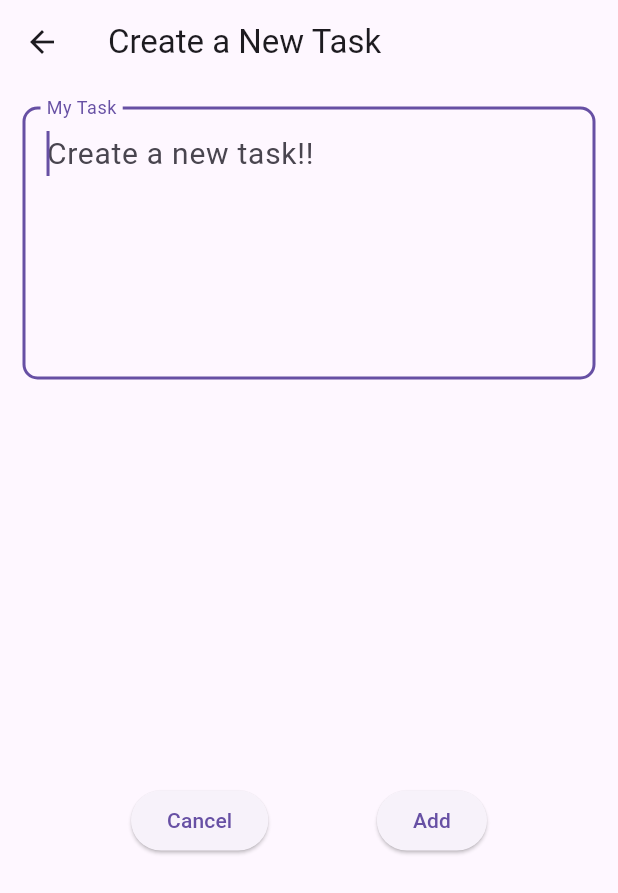
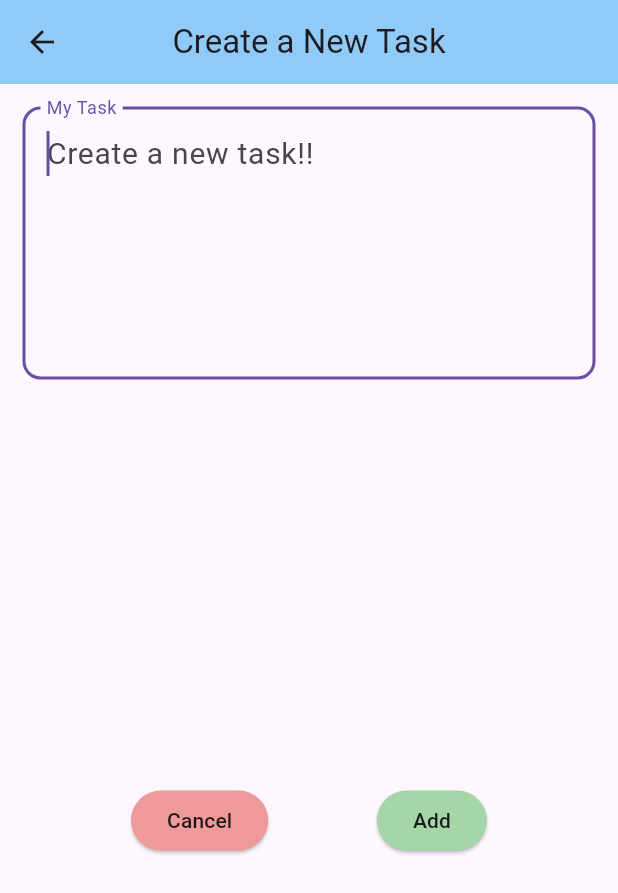
Before and after one commit to dev-aniketj/todo-flutter-app, a Flutter app: the screen it shows after launch, after a tap on the "add" icon, on a phone screen of 412 x 824 dp. Shown: the top 893 px of the screen. Run offline on Flutter 3.47's test engine with Material 3 defaults, Android fonts, the phone set to English and light mode, and no system bars; our stand-ins replace get, get_storage.

Commit message:
complete app

```diff
--- a/lib/screens/controller.dart
+++ b/lib/app/controller/task_controller.dart
@@ -1,20 +1,20 @@
 import 'package:get/get.dart';
 import 'package:get_storage/get_storage.dart';
-
-import '../model.dart';
+import 'package:todo/app/core/utils/keys.dart';
+import 'package:todo/app/models/task_model.dart';
 
 class TaskController extends GetxController {
   var tasks = <Task>[].obs;
 
   @override
   void onInit() {
-    List<dynamic>? storedNotes = GetStorage().read<List>('tasks');
+    List<dynamic>? storedNotes = GetStorage().read<List>(dbKey);
     if (storedNotes != null) {
       tasks.assignAll(storedNotes.map((e) => Task.fromJson(e)).toList());
     }
 
     ever(tasks, (_) {
-      GetStorage().write('tasks', tasks.toList());
+      GetStorage().write(dbKey, tasks.toList());
     });
 
     super.onInit();
@@ -31,7 +31,7 @@ class TaskController extends GetxController {
   }
 
   void updateTaskStatus(int index) {
-    tasks[index].status = true; // Mark the task as completed
-    update(); // Trigger a rebuild of the widget
+    tasks[index].status = true;
+    update();
   }
 }
--- /dev/null
+++ b/lib/app/core/utils/keys.dart
@@ -0,0 +1 @@
+const String dbKey = 'tasks';
--- /dev/null
+++ b/lib/app/core/values/colors.dart
@@ -0,0 +1,15 @@
+import 'package:flutter/material.dart';
+
+// task list colors
+final Color floatBGColor = Colors.blue.shade300;
+const Color floatIconColor = Colors.black87;
+final Color statusCompleteColor = Colors.green.shade300;
+final Color statusInCompleteColor = Colors.red.shade300;
+const Color delIconColor = Colors.black87;
+final Color dialogColor = Colors.lightBlue.shade50;
+final Color dialogBtnColor = Colors.blue.shade600;
+const Color textColor = Colors.black87;
+
+// new task colors
+final Color addBtnColor = Colors.red.shade200;
+final Color cancelBtnColor = Colors.green.shade200;
--- /dev/null
+++ b/lib/app/core/values/strings.dart
@@ -0,0 +1,16 @@
+// main
+const mainTitleStr = "Todo App";
+
+// task list strings
+const taskListTitleStr = "Todo App";
+const String noTaskStr = "No Task, Create a New Task";
+const String compStr = "Completed";
+const String notStr = "Not";
+const String delTaskStr = "Delete Task";
+
+// new task strings
+const String createNewTStr = "Create a New Task";
+const String hintTStr = "Create a new task!!";
+const String labelTStr = "My Task";
+const String cancelStr = "Cancel";
+const String addStr = "Add";
--- a/lib/screens/new_task.dart
+++ b/lib/app/ui/pages/new_task.dart
@@ -1,13 +1,15 @@
 import 'package:flutter/material.dart';
 import 'package:get/get.dart';
+import 'package:todo/app/core/values/colors.dart';
+import 'package:todo/app/core/values/strings.dart';
 
-import '../model.dart';
-import 'controller.dart';
+import '../../controller/task_controller.dart';
+import '../../models/task_model.dart';
 
 class NewTask extends StatelessWidget {
   final int? index;
 
-  NewTask({this.index});
+  const NewTask({super.key, this.index});
 
   @override
   Widget build(BuildContext context) {
@@ -18,10 +20,14 @@ class NewTask extends StatelessWidget {
 
     return SafeArea(
       child: Scaffold(
-        appBar: AppBar(title: Text('Create a New Task')),
+        appBar: AppBar(
+          centerTitle: true,
+          title: const Text(createNewTStr),
+          backgroundColor: Colors.blue.shade200,
+        ),
         body: Padding(
           padding: const EdgeInsets.all(15),
-          child: Container(
+          child: SizedBox(
             height: 500,
             child: Column(
               mainAxisAlignment: MainAxisAlignment.center,
@@ -33,14 +39,14 @@ class NewTask extends StatelessWidget {
                     autofocus: true,
                     textCapitalization: TextCapitalization.sentences,
                     decoration: InputDecoration(
-                      hintText: 'Create a new task!!',
-                      labelText: 'My Task',
+                      hintText: hintTStr,
+                      labelText: labelTStr,
                       border: OutlineInputBorder(
-                        borderSide: BorderSide(color: Colors.black87),
-                        borderRadius: BorderRadius.circular(10),
+                        borderSide: const BorderSide(color: textColor),
+                        borderRadius: BorderRadius.circular(12),
                       ),
                     ),
-                    style: TextStyle(fontSize: 20),
+                    style: const TextStyle(color: textColor, fontSize: 20),
                     keyboardType: TextInputType.text,
                     maxLines: 5,
                   ),
@@ -49,21 +55,26 @@ class NewTask extends StatelessWidget {
                   mainAxisAlignment: MainAxisAlignment.spaceEvenly,
                   children: <Widget>[
                     ElevatedButton(
-                      onPressed: () {
-                        Get.back();
-                      },
-                      child: Text('Cancel'),
+                      style: ElevatedButton.styleFrom(
+                        backgroundColor: addBtnColor,
+                      ),
+                      onPressed: () => Get.back(),
+                      child: const Text(cancelStr,
+                          style: TextStyle(color: textColor)),
                     ),
                     ElevatedButton(
+                      style: ElevatedButton.styleFrom(
+                        backgroundColor: cancelBtnColor,
+                      ),
                       onPressed: () {
                         taskController.add(Task(
                           title: textEditingController.text,
                           status: false,
                         ));
-
                         Get.back();
                       },
-                      child: const Text('Add'),
+                      child: const Text(addStr,
+                          style: TextStyle(color: textColor)),
                     ),
                   ],
                 ),
--- /dev/null
+++ b/lib/app/ui/pages/task_list.dart
@@ -0,0 +1,110 @@
+import 'package:flutter/material.dart';
+import 'package:get/get.dart';
+import 'package:todo/app/controller/task_controller.dart';
+import 'package:todo/app/core/values/colors.dart';
+import 'package:todo/app/core/values/strings.dart';
+import 'package:todo/app/ui/pages/new_task.dart';
+
+class TaskList extends StatelessWidget {
+  const TaskList({super.key});
+
+  @override
+  Widget build(BuildContext context) {
+    final TaskController taskController = Get.put(TaskController());
+
+    return SafeArea(
+      child: Scaffold(
+        backgroundColor: Colors.white,
+        appBar: AppBar(
+          centerTitle: true,
+          title: const Text(taskListTitleStr),
+          backgroundColor: Colors.blue.shade200,
+        ),
+        floatingActionButton: FloatingActionButton(
+          backgroundColor: floatBGColor,
+          child: const Icon(Icons.add, color: floatIconColor),
+          onPressed: () {
+            Get.to(const NewTask());
+          },
+        ),
+        body: Container(
+          margin: const EdgeInsets.all(8),
+          child: GetBuilder<TaskController>(
+            builder: (controller) {
+              return controller.tasks.isEmpty
+                  ? const Center(
+                      child:
+                          Text(noTaskStr, style: TextStyle(color: textColor)),
+                    )
+                  : ListView.builder(
+                      itemCount: controller.tasks.length,
+                      itemBuilder: (context, index) {
+                        final task = controller.tasks[index];
+                        return GestureDetector(
+                          onTap: () {
+                            controller.updateTaskStatus(index);
+                          },
+                          child: Card(
+                            elevation: 2,
+                            color: taskController.tasks[index].status == true
+                                ? statusCompleteColor
+                                : statusInCompleteColor,
+                            child: Row(
+                              mainAxisSize: MainAxisSize.max,
+                              mainAxisAlignment: MainAxisAlignment.spaceBetween,
+                              children: [
+                                Row(
+                                  children: [
+                                    Container(
+                                      margin: const EdgeInsets.symmetric(
+                                          horizontal: 8),
+                                      child: Text("${index + 1}.",
+                                          style: const TextStyle(
+                                              color: textColor)),
+                                    ),
+                                    Column(
+                                      children: [
+                                        Text(task.title,
+                                            style: const TextStyle(
+                                                color: textColor)),
+                                        Text(task.status ? compStr : notStr,
+                                            style: const TextStyle(
+                                                color: textColor)),
+                                      ],
+                                    ),
+                                  ],
+                                ),
+                                IconButton(
+                                  icon: const Icon(
+                                    Icons.delete,
+                                    color: delIconColor,
+                                  ),
+                                  onPressed: () {
+                                    Get.defaultDialog(
+                                      title: delTaskStr,
+                                      middleText: task.title,
+                                      onCancel: () => Get.back(),
+                                      confirmTextColor: Colors.white,
+                                      onConfirm: () {
+                                        taskController.remove(index);
+                                        Get.back();
+                                      },
+                                      backgroundColor: dialogColor,
+                                      buttonColor: dialogBtnColor,
+                                      cancelTextColor: textColor,
+                                    );
+                                  },
+                                ),
+                              ],
+                            ),
+                          ),
+                        );
+                      },
+                    );
+            },
+          ),
+        ),
+      ),
+    );
+  }
+}
--- a/lib/main.dart
+++ b/lib/main.dart
@@ -1,21 +1,25 @@
 import 'package:flutter/material.dart';
 import 'package:get/get.dart';
 import 'package:get_storage/get_storage.dart';
-import 'package:todo/screens/task_list.dart';
+import 'package:todo/app/core/values/strings.dart';
+import 'package:todo/app/ui/pages/task_list.dart';
 
 void main() async {
   await GetStorage.init();
 
-  runApp(MyApp());
+  runApp(const MyApp());
 }
 
 class MyApp extends StatelessWidget {
+  const MyApp({super.key});
+
   @override
   Widget build(BuildContext context) {
     return GetMaterialApp(
-      title: 'Todo App',
+      title: mainTitleStr,
       debugShowCheckedModeBanner: false,
-      home: TaskList(),
+      home: const TaskList(),
+      theme: ThemeData(primaryColor: Colors.blue),
     );
   }
 }
--- a/lib/screens/task_list.dart
+++ /dev/null
@@ -1,90 +0,0 @@
-import 'package:flutter/material.dart';
-import 'package:get/get.dart';
-import 'package:todo/screens/new_task.dart';
-
-import 'controller.dart';
-
-class TaskList extends StatelessWidget {
-  @override
-  Widget build(BuildContext context) {
-    final TaskController taskController = Get.put(TaskController());
-
-    return SafeArea(
-      child: Scaffold(
-        backgroundColor: Colors.white,
-        appBar: AppBar(
-          centerTitle: true,
-          title: Text('Todo App'),
-        ),
-        floatingActionButton: FloatingActionButton(
-          child: Icon(Icons.add),
-          onPressed: () {
-            Get.to(NewTask());
-          },
-        ),
-        body: GetBuilder<TaskController>(
-          builder: (controller) {
-            return controller.tasks.isEmpty
-                ? Center(
-                    child: Text("No Task, Create a New Task"),
-                  )
-                : ListView.builder(
-                    itemCount: controller.tasks.length,
-                    itemBuilder: (context, index) {
-                      final task = controller.tasks[index];
-                      return GestureDetector(
-                        onTap: () {
-                          controller.updateTaskStatus(index);
-                        },
-                        child: Card(
-                          color: taskController.tasks[index].status == false
-                              ? Colors.red.shade200
-                              : Colors.green.shade200,
-                          child: Container(
-                            child: Row(
-                              mainAxisSize: MainAxisSize.max,
-                              mainAxisAlignment: MainAxisAlignment.spaceBetween,
-                              children: [
-                                Row(
-                                  children: [
-                                    Container(
-                                      margin:
-                                          EdgeInsets.symmetric(horizontal: 8),
-                                      child: Text("${index + 1}."),
-                                    ),
-                                    Column(
-                                      children: [
-                                        Text(task.title),
-                                        Text(task.status ? "Completed" : "Not"),
-                                      ],
-                                    ),
-                                  ],
-                                ),
-                                IconButton(
-                                  icon: Icon(Icons.delete),
-                                  onPressed: () {
-                                    Get.defaultDialog(
-                                      title: 'Delete Task',
-                                      middleText: task.title,
-                                      onCancel: () => Get.back(),
-                                      confirmTextColor: Colors.white,
-                                      onConfirm: () {
-                                        taskController.remove(index);
-                                        Get.back();
-                                      },
-                                    );
-                                  },
-                                ),
-                              ],
-                            ),
-                          ),
-                        ),
-                      );
-                    },
-                  );
-          },
-        ),
-      ),
-    );
-  }
-}
```
Also changed, not shown: lib/app/models/task_model.dart (renamed from lib/model.dart).
